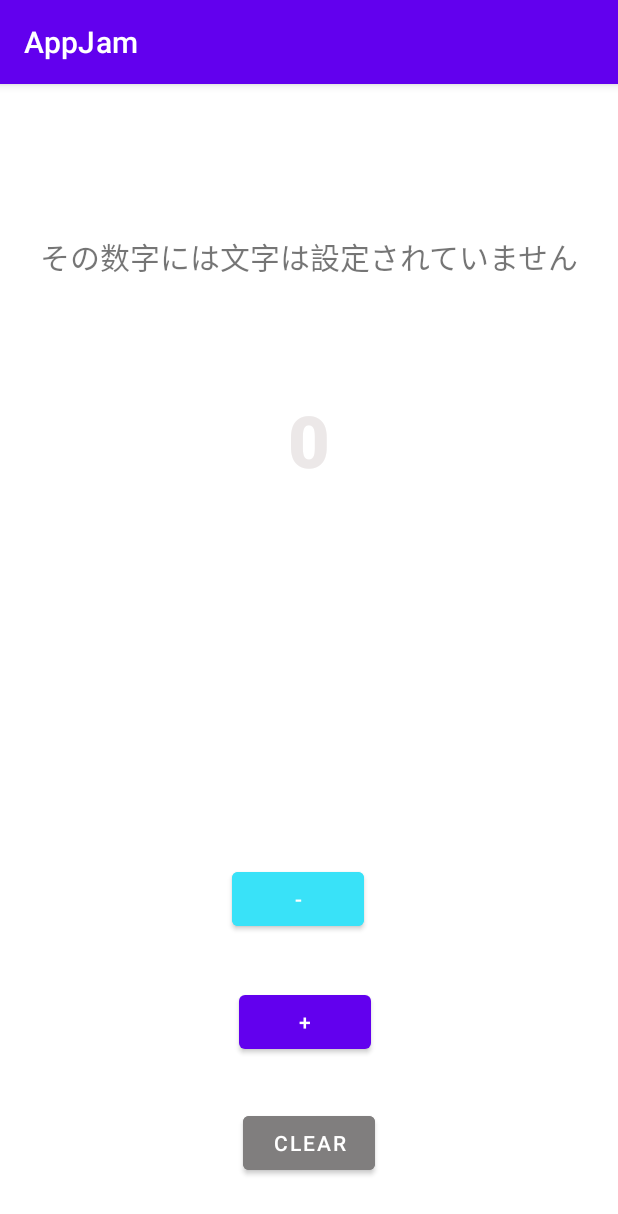
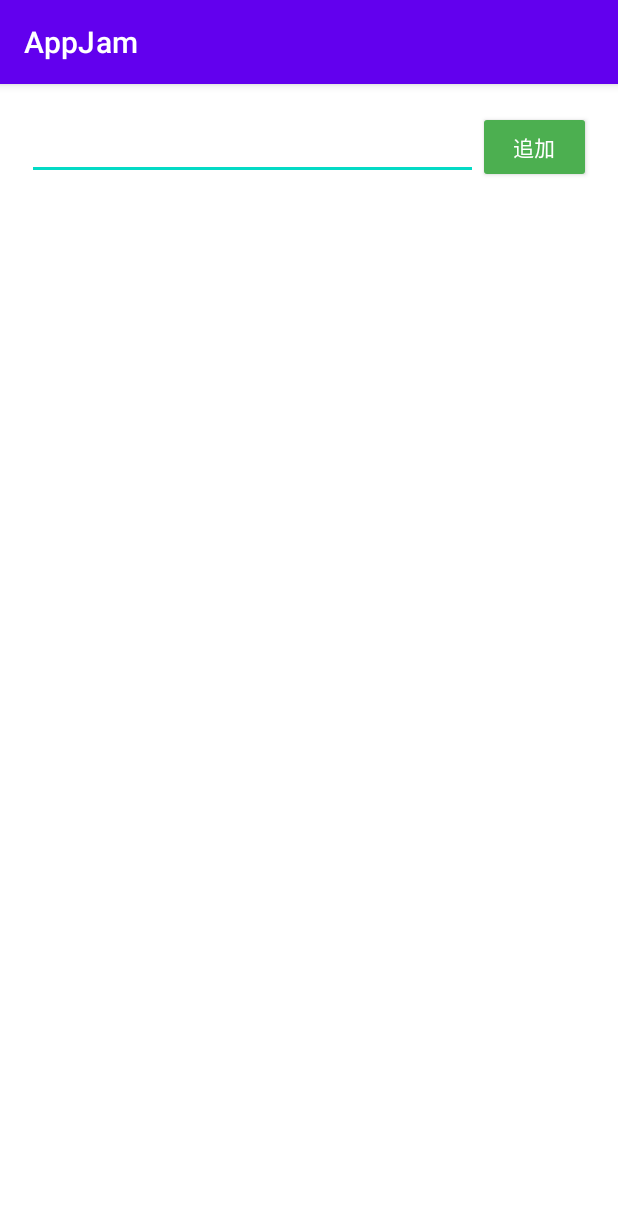
Before and after one commit to lit-android/app-jam-wago55, an Android app: the screen it shows after launch (MainActivity), on a phone screen of 412 x 824 dp. Shown: the top 1214 px of the screen. Run offline under Robolectric (Android 15) with nearby library versions, the phone set to English and light mode, and no system bars.

Commit message:
reveise_complete

```diff
--- a/app/build.gradle
+++ b/app/build.gradle
@@ -5,6 +5,8 @@ plugins {
     id 'kotlin-android-extensions'
 
 }
+
+
 
 android {
     compileSdkVersion 30
@@ -45,4 +47,5 @@ dependencies {
     testImplementation 'junit:junit:4.+'
     androidTestImplementation 'androidx.test.ext:junit:1.1.2'
     androidTestImplementation 'androidx.test.espresso:espresso-core:3.3.0'
+
 }
--- a/app/src/main/AndroidManifest.xml
+++ b/app/src/main/AndroidManifest.xml
@@ -9,7 +9,9 @@
         android:roundIcon="@mipmap/ic_launcher_round"
         android:supportsRtl="true"
         android:theme="@style/Theme.AppJam">
+
         <activity android:name=".MainActivity">
+
             <intent-filter>
                 <action android:name="android.intent.action.MAIN" />
 
--- a/app/src/main/res/layout/activity_main.xml
+++ b/app/src/main/res/layout/activity_main.xml
@@ -6,96 +6,46 @@
     android:layout_height="match_parent"
     tools:context=".MainActivity">
 
-    <TextView
-        android:id="@+id/textview1"
-        android:layout_width="wrap_content"
-        android:layout_height="wrap_content"
-        android:layout_marginStart="157dp"
-        android:layout_marginTop="285dp"
-        android:layout_marginEnd="157dp"
-        android:layout_marginBottom="166dp"
-        android:fontFamily="sans-serif-black"
-        android:text="0"
-        android:textColor="#ECE8E8"
-        android:textSize="48sp"
-        app:layout_constraintBottom_toTopOf="@+id/plus_button"
-        app:layout_constraintEnd_toEndOf="parent"
-        app:layout_constraintStart_toStartOf="parent"
-        app:layout_constraintTop_toTopOf="parent" />
+    <RelativeLayout
+        android:layout_width="match_parent"
+        android:layout_height="match_parent">
 
-    <Button
-        android:id="@+id/plus_button"
-        android:layout_width="wrap_content"
-        android:layout_height="wrap_content"
-        android:layout_marginStart="159dp"
-        android:layout_marginTop="166dp"
-        android:layout_marginEnd="164dp"
-        android:layout_marginBottom="200dp"
-        android:text="+"
-        app:layout_constraintBottom_toBottomOf="parent"
-        app:layout_constraintEnd_toEndOf="parent"
-        app:layout_constraintHorizontal_bias="0.0"
-        app:layout_constraintStart_toStartOf="parent"
-        app:layout_constraintTop_toBottomOf="@+id/textview1" />
+        <LinearLayout
+            android:layout_width="match_parent"
+            android:layout_height="wrap_content"
+            android:orientation="vertical">
 
-    <Button
-        android:id="@+id/minus_button"
-        android:layout_width="wrap_content"
-        android:layout_height="wrap_content"
-        android:layout_marginStart="154dp"
-        android:layout_marginTop="250dp"
-        android:layout_marginEnd="169dp"
-        android:layout_marginBottom="34dp"
-        android:backgroundTint="#39E2F8"
-        android:text="-"
-        app:layout_constraintBottom_toTopOf="@+id/plus_button"
-        app:layout_constraintEnd_toEndOf="parent"
-        app:layout_constraintStart_toStartOf="parent"
-        app:layout_constraintTop_toBottomOf="@+id/textview1" />
+            <ListView
+                android:id="@+id/listView"
+                android:layout_width="match_parent"
+                android:layout_height="0dp"
+                android:layout_weight="1">
 
-    <Button
-        android:id="@+id/clear_button"
-        android:layout_width="wrap_content"
-        android:layout_height="wrap_content"
-        android:layout_marginStart="161dp"
-        android:layout_marginTop="32dp"
-        android:layout_marginEnd="162dp"
-        android:layout_marginBottom="37dp"
-        android:backgroundTint="#807E7E"
-        android:text="clear"
-        app:layout_constraintBottom_toBottomOf="parent"
-        app:layout_constraintEnd_toEndOf="parent"
-        app:layout_constraintStart_toStartOf="parent"
-        app:layout_constraintTop_toBottomOf="@+id/plus_button" />
+            </ListView>
 
-    <TextView
-        android:id="@+id/listtext"
-        android:layout_width="wrap_content"
-        android:layout_height="wrap_content"
-        android:layout_marginStart="124dp"
-        android:layout_marginTop="87dp"
-        android:layout_marginEnd="124dp"
-        android:layout_marginBottom="62dp"
-        android:text="その数字には文字は設定されていません"
-        android:textSize="20sp"
-        app:layout_constraintBottom_toTopOf="@+id/textview1"
-        app:layout_constraintEnd_toEndOf="parent"
-        app:layout_constraintStart_toStartOf="parent"
-        app:layout_constraintTop_toTopOf="parent" />
+            <LinearLayout
+                android:layout_width="match_parent"
+                android:layout_height="match_parent"
+                android:layout_margin="18dp"
+                android:orientation="horizontal">
 
-    <ImageView
-        android:id="@+id/image_11"
-        android:layout_width="153dp"
-        android:layout_height="275dp"
-        android:layout_marginStart="129dp"
-        android:layout_marginTop="22dp"
-        android:layout_marginEnd="129dp"
-        android:layout_marginBottom="2dp"
-        android:visibility="invisible"
-        app:layout_constraintBottom_toTopOf="@+id/minus_button"
-        app:layout_constraintEnd_toEndOf="parent"
-        app:layout_constraintStart_toStartOf="parent"
-        app:layout_constraintTop_toBottomOf="@+id/textview1"
-        app:srcCompat="@drawable/android" />
+                <EditText
+                    android:id="@+id/editText"
+                    android:layout_width="0dp"
+                    android:layout_height="wrap_content"
+                    android:layout_weight="4" />
 
+                <androidx.appcompat.widget.AppCompatButton
+                    android:id="@+id/button"
+                    android:layout_width="0dp"
+                    android:layout_height="wrap_content"
+                    android:layout_weight="1"
+                    android:backgroundTint="#4CAF50"
+                    android:onClick="add"
+                    android:text="追加"
+                    android:textColor="#FFFFFF" />
+            </LinearLayout>
+
+        </LinearLayout>
+    </RelativeLayout>
 </androidx.constraintlayout.widget.ConstraintLayout>
--- a/build.gradle
+++ b/build.gradle
@@ -9,6 +9,7 @@ buildscript {
         classpath 'com.android.tools.build:gradle:4.1.3'
         classpath "org.jetbrains.kotlin:kotlin-gradle-plugin:$kotlin_version"
         classpath 'com.google.gms:google-services:4.3.5'
+
 
         // NOTE: Do not place your application dependencies here; they belong
         // in the individual module build.gradle files
```
Also changed, not shown: app/src/main/java/app/myoji/nickname/appjam/MainActivity.kt (+29 -79 lines).
